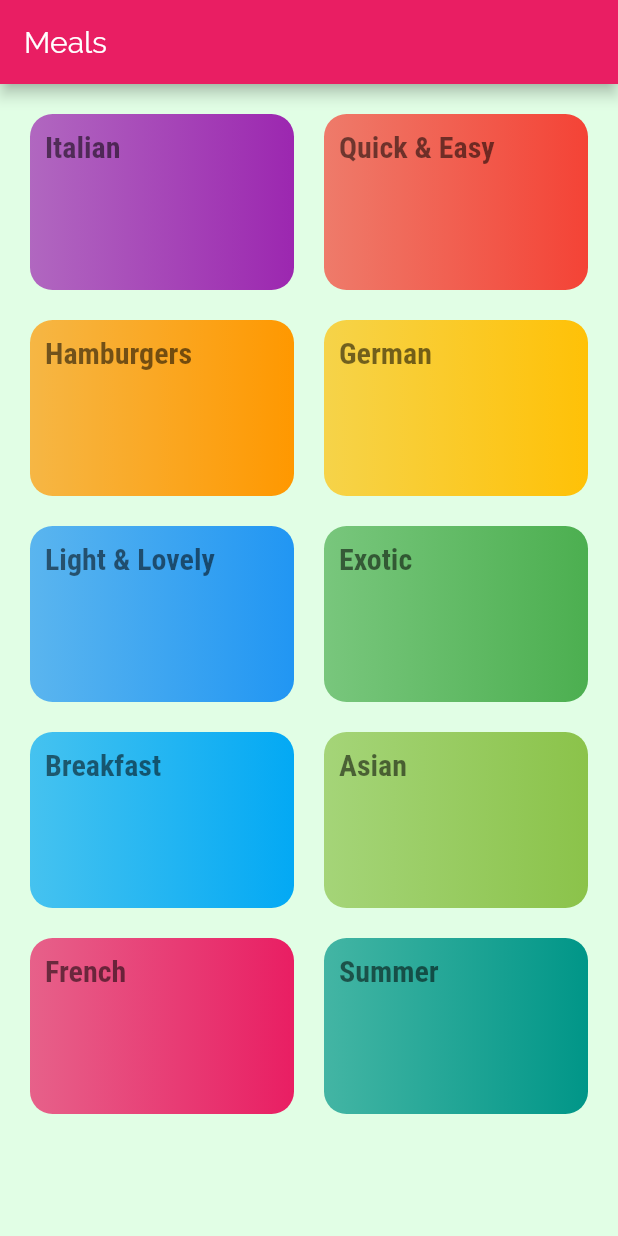
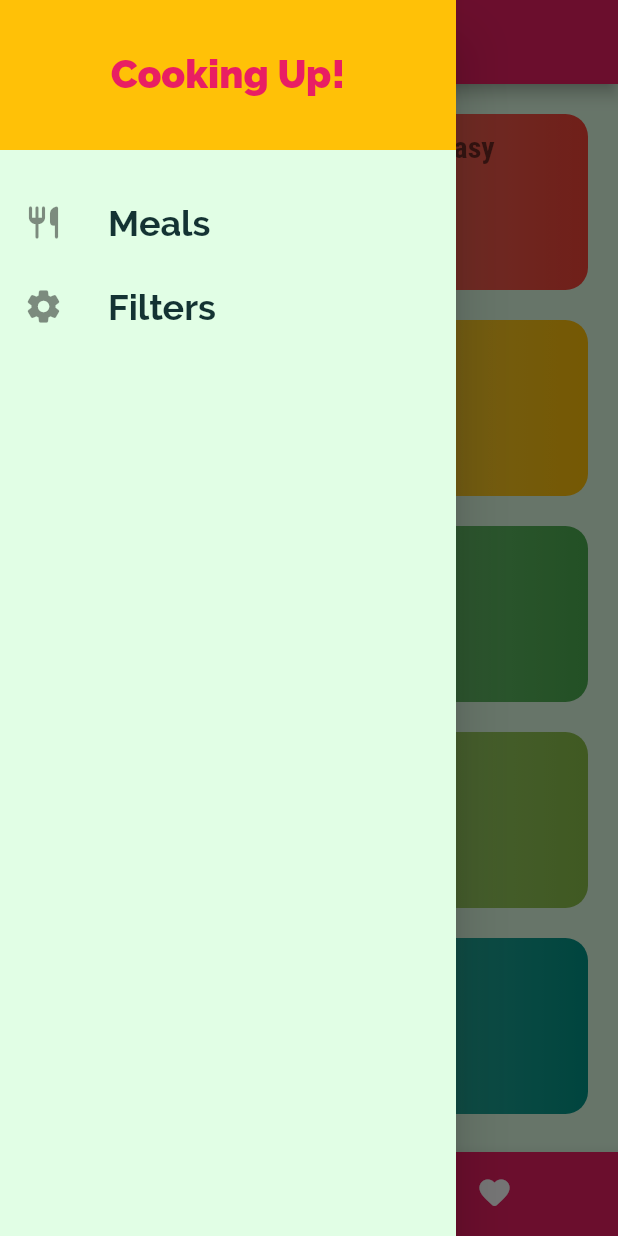
Before and after one commit to tayyab530/Meals_App, a Flutter app: the screen it shows after launch, with the side drawer open (before the commit the screen has no drawer), on a phone screen of 412 x 824 dp. Run offline on Flutter 3.47's test engine with Material 2 defaults, Android fonts, the phone set to English and light mode, and no system bars.

Commit message:
Drawer Complete

```diff
--- a/lib/src/app.dart
+++ b/lib/src/app.dart
@@ -1,7 +1,9 @@
 import 'package:flutter/material.dart';
-import 'package:meals_app/src/screens/mealsScreen.dart';
 
-import 'screens/categoryScreen.dart';
+import 'screens/filtersScreen.dart';
+import 'screens/mealsScreen.dart';
+import 'screens/tabsScreen.dart';
+import 'screens/meal_detailScreen.dart';
 
 class App extends StatelessWidget {
   @override
@@ -28,8 +30,10 @@ class App extends StatelessWidget {
             ),
       ),
       routes: {
-        '/' : (ctx) => CategoryScreen(),
+        '/' : (ctx) => TabsScreen(),
         MealsScreen.routeName : (ctx) => MealsScreen(),
+        MealDetails.routeName : (ctx) => MealDetails(),
+        FiltersScreen.routeName : (ctx) => FiltersScreen(),
       },
     );
   }
--- a/lib/src/screens/categoryScreen.dart
+++ b/lib/src/screens/categoryScreen.dart
@@ -5,11 +5,6 @@ import '../widgets/categoryGrid.dart';
 class CategoryScreen extends StatelessWidget {
   @override
   Widget build(BuildContext context) {
-    return Scaffold(
-      appBar: AppBar(
-        title: const Text('Meals'),
-      ),
-      body: CategoryGrid(),
-    );
+    return CategoryGrid();
   }
 }
--- /dev/null
+++ b/lib/src/screens/filtersScreen.dart
@@ -0,0 +1,12 @@
+import 'package:flutter/material.dart';
+
+class FiltersScreen extends StatelessWidget {
+  static const routeName = '/filters';
+  @override
+  Widget build(BuildContext context) {
+    return Scaffold(
+      appBar: AppBar(title: Text('Filters')),
+      body: Container(),
+    );
+  }
+}
--- a/lib/src/screens/mealsScreen.dart
+++ b/lib/src/screens/mealsScreen.dart
@@ -22,6 +22,7 @@ class MealsScreen extends StatelessWidget {
         itemCount: categoryMeals.length,
         itemBuilder: (ctx, index) {
           return MealItem(
+              id: categoryMeals[index].id,
               title: categoryMeals[index].title,
               imageUrl: categoryMeals[index].imageUrl,
               duration: categoryMeals[index].duration,
--- /dev/null
+++ b/lib/src/screens/tabsScreen.dart
@@ -0,0 +1,85 @@
+import 'package:flutter/material.dart';
+import 'package:meals_app/src/widgets/mainDrawer.dart';
+
+import 'categoryScreen.dart';
+import 'fovouriteScreen.dart';
+
+class TabsScreen extends StatefulWidget {
+  @override
+  _TabsScreenState createState() => _TabsScreenState();
+}
+
+class _TabsScreenState extends State<TabsScreen> {
+  final List<Map<String, dynamic>> tabs = [
+    {
+      'pages': CategoryScreen(),
+      'title': 'Categories',
+    },
+    {'pages': FavouriteScreen(), 'title': 'Your Favourite'}
+  ];
+  int _selectedIndex = 0;
+
+  @override
+  Widget build(BuildContext context) {
+    return Scaffold(
+      drawer: MainDrawer(),
+      appBar: AppBar(
+        title: Text(tabs[_selectedIndex]['title']),
+      ),
+      body: tabs[_selectedIndex]['pages'],
+      bottomNavigationBar: BottomNavigationBar(
+        onTap: _selectTab,
+        items: [
+          BottomNavigationBarItem(
+            backgroundColor: Theme.of(context).primaryColor,
+            icon: Icon(Icons.category_rounded),
+            label: 'Categories',
+          ),
+          BottomNavigationBarItem(
+            backgroundColor: Theme.of(context).primaryColor,
+            icon: Icon(Icons.favorite_rounded),
+            label: 'Favourites',
+          ),
+        ],
+        selectedItemColor: Theme.of(context).accentColor,
+        unselectedItemColor: Colors.white,
+        backgroundColor: Theme.of(context).primaryColor,
+        currentIndex: _selectedIndex,
+        type: BottomNavigationBarType.shifting,
+      ),
+    );
+  }
+
+  _selectTab(int index) {
+    setState(() {
+      _selectedIndex = index;
+    });
+  }
+}
+
+// Widget build(BuildContext context) {
+//     return DefaultTabController(
+//       length: 2,
+//       child: Scaffold(
+//         appBar: AppBar(
+//           title: Text('TabsScreen'),
+//           bottom: TabBar(
+//             tabs: [
+//               Tab(
+//                 icon: Icon(Icons.category_rounded),
+//                 child: Text('Categories'),
+//               ),
+//               Tab(
+//                 icon: Icon(Icons.favorite_rounded),
+//                 child: Text('Favourites'),
+//               ),
+//             ],
+//           ),
+//         ),
+//         body: TabBarView(children: [
+//           CategoryScreen(),
+//           FavouriteScreen(),
+//         ]),
+//       ),
+//     );
+//   }
--- /dev/null
+++ b/lib/src/widgets/mainDrawer.dart
@@ -0,0 +1,47 @@
+import 'package:flutter/material.dart';
+
+import '../screens/filtersScreen.dart';
+
+class MainDrawer extends StatelessWidget {
+  @override
+  Widget build(BuildContext context) {
+    return Drawer(
+      child: Column(
+        children: [
+          Container(
+            alignment: Alignment.center,
+            color: Theme.of(context).accentColor,
+            height: 100.0,
+            width: double.infinity,
+            child: Text(
+              'Cooking Up!',
+              style: TextStyle(
+                color: Theme.of(context).primaryColor,
+                fontSize: 26.0,
+                fontWeight: FontWeight.w900,
+              ),
+            ),
+            padding: EdgeInsets.all(15.0),
+          ),
+          SizedBox(height: 20.0),
+          buildListTile('Meals', Icons.restaurant_rounded,() => Navigator.of(context).pushNamed('/')),
+          buildListTile('Filters', Icons.settings_rounded,() => Navigator.of(context).pushNamed(FiltersScreen.routeName))
+        ],
+      ),
+    );
+  }
+
+  Widget buildListTile(String title, IconData icon, Function tabHandler) {
+    return ListTile(
+      leading: Icon(
+        icon,
+        size: 26.0,
+      ),
+      title: Text(
+        title,
+        style: TextStyle(fontSize: 24.0, fontWeight: FontWeight.bold),
+      ),
+      onTap: tabHandler,
+    );
+  }
+}
```
Also changed, not shown: lib/src/screens/fovouriteScreen.dart (added, +10 -0 lines), lib/src/screens/meal_detailScreen.dart (added, +80 -0 lines), lib/src/widgets/mealItem.dart (+8 -0 lines).
